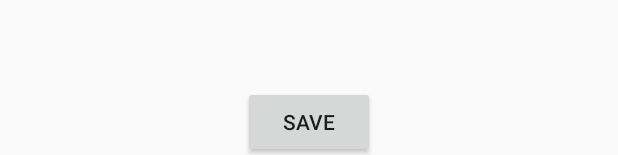
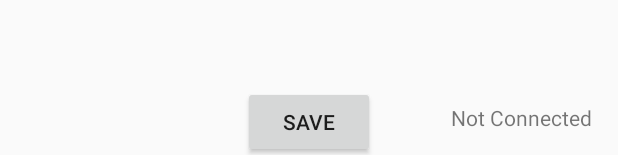
Before and after one commit to bri3d/EurodyneTuneAdjuster, an Android app: the layout activity_main.xml on its own in the app's theme, with its tools: preview values and no code run, on a phone screen of 412 x 824 dp. Shown: the part 1078-1233 px from the top of the screen. Run offline under Robolectric (Android 15) with nearby library versions, the phone set to English and light mode, and no system bars.

Commit message:
add state label to activity

```diff
--- a/app/src/main/res/layout/activity_main.xml
+++ b/app/src/main/res/layout/activity_main.xml
@@ -51,4 +51,14 @@
         app:layout_constraintTop_toBottomOf="@+id/fieldTwoFragmentContainer"
         app:layout_constraintVertical_weight="1.5" />
 
+    <TextView
+        android:id="@+id/statusLabel"
+        android:layout_width="wrap_content"
+        android:layout_height="wrap_content"
+        android:layout_marginBottom="17dp"
+        android:layout_marginEnd="17dp"
+        android:text="@string/not_connected"
+        app:layout_constraintBottom_toBottomOf="parent"
+        app:layout_constraintEnd_toEndOf="parent" />
+
 </android.support.constraint.ConstraintLayout>
```
Also changed, not shown: app/src/main/java/com/brianledbetter/tuneadjuster/MainActivity.kt (+11 -1 lines), app/src/main/java/com/brianledbetter/tuneadjuster/elm327/BluetoothThread.kt (+19 -9 lines), app/src/main/res/values/strings.xml (+4 -3 lines).
